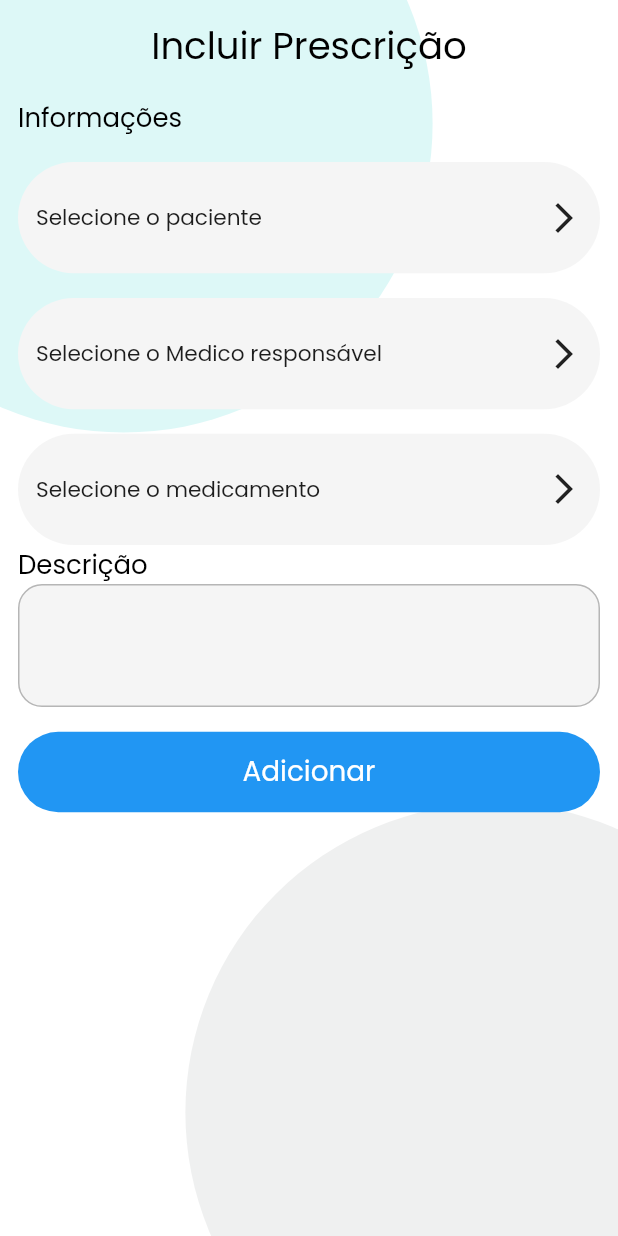
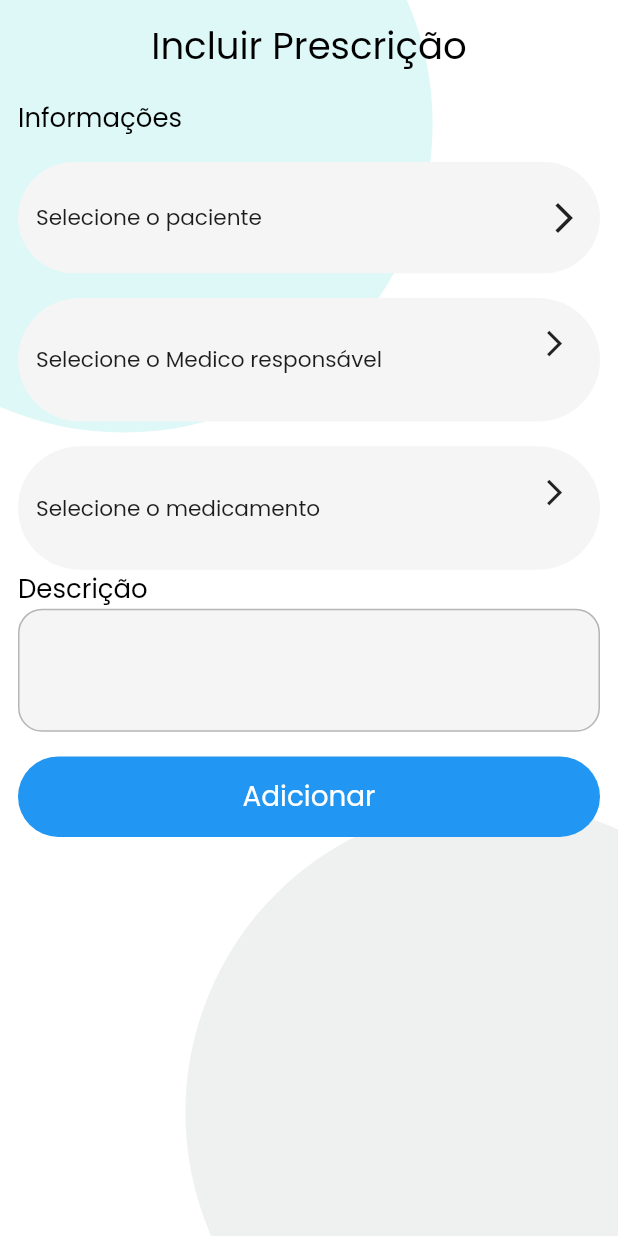
Before and after one commit to HealTimeTCC/HealTime_App, a Flutter app: the PrescricaoMedicamento screen opened by its route, on a phone screen of 412 x 824 dp. Run offline on Flutter 3.47's test engine with Material 2 defaults, Android fonts, the light colour scheme and no system bars; drawn by our look-alikes of flutter_bounceable; our stand-ins replace brasil_fields, flutter_staggered_animations, google_fonts, google_nav_bar, lottie and 1 more; missing offline and left inert: dart:ffi; accounts and stored records are empty.

Commit message:
incluindo e arrumando botao para escolher medico e medicamento, esta pendente a escolha de paciente

```diff
--- a/lib/shared/consts/consts_required.dart
+++ b/lib/shared/consts/consts_required.dart
@@ -19,5 +19,5 @@ class ConstsRequired {
 
   /* URL DO LOCALTUNEL OU NGROK */
   static const String urlBaseApi =
-      'https://f3f2-2804-14c-ba-91ba-19cb-4990-de13-bd93.ngrok-free.app/';
+      'https://abd5-2804-14c-ba-91ba-59de-674c-2cfb-b5a6.ngrok-free.app/';
 }
--- a/lib/src/screens/screens_navigation/screens_medical_prescription/widgets/doctor_option.dart
+++ b/lib/src/screens/screens_navigation/screens_medical_prescription/widgets/doctor_option.dart
@@ -32,27 +32,31 @@ class _DoctorOptionState extends State<DoctorOption> {
     if (widget.doctorSelect) {
       Medico? medico = providerPrescriptionMedical.getMedicoSelect;
       return Container(
+        height: size.height * .1,
         width: size.width * .95,
         decoration: BoxDecoration(
           borderRadius: BorderRadius.all(Radius.circular(size.height * .5)),
           color: Colors.grey.shade100,
         ),
-        padding: EdgeInsets.all(12),
-        child: Row(
-          mainAxisAlignment: MainAxisAlignment.spaceAround,
+        padding: const EdgeInsets.all(12),
+        child: Stack(
           children: [
-            Column(
+            Row(
+              children: [
+                Expanded(
+                  flex: 2,
+                  child: Column(
                     crossAxisAlignment: CrossAxisAlignment.center,
                     children: [
                       Text(
                         medico?.NmMedico ?? "Erro ao obter nome",
                         style: FontGoogle.textNormalGreyGoogle(
                           size: size * .7,
-                    fontWeight: FontWeight.w500,
+                          fontWeight: FontWeight.w700,
                         ),
                       ),
                       Text(
-                  "Id: ${medico?.MedicoId ?? "Erro ao obter nome"}",
+                        "Cód: ${medico?.MedicoId ?? "Erro ao obter nome"}",
                         style: FontGoogle.textNormalGreyGoogle(
                           size: size * .7,
                           fontWeight: FontWeight.w500,
@@ -60,12 +64,22 @@ class _DoctorOptionState extends State<DoctorOption> {
                       ),
                     ],
                   ),
-            Column(
+                ),
+                Expanded(
+                  flex: 2,
+                  child: Column(
                     children: [
-                Text('CRM',
-                    style: FontGoogle.textNormalGreyGoogle(size: size * .6)),
                       Text(
-                  medico == null ? "Falha ao obter CRM" : medico.CrmMedico,
+                        'CRM',
+                        style: FontGoogle.textNormalGreyGoogle(
+                          size: size * .6,
+                          fontWeight: FontWeight.w700,
+                        ),
+                      ),
+                      Text(
+                        medico == null
+                            ? "Falha ao obter CRM"
+                            : medico.CrmMedico,
                         style: FontGoogle.textNormalGreyGoogle(
                           size: size * .7,
                           fontWeight: FontWeight.w500,
@@ -73,28 +87,46 @@ class _DoctorOptionState extends State<DoctorOption> {
                       )
                     ],
                   ),
+                ),
+              ],
+            ),
+            Positioned(
+              right: 0,
+              child: Padding(
+                padding: const EdgeInsets.all(8.0),
+                child: const Icon(Icons.arrow_forward_ios),
+              ),
+            ),
           ],
         ),
       );
     } else {
       return Container(
-        height: size.height * .09,
+        height: size.height * .1,
         width: size.width * .95,
         decoration: BoxDecoration(
           borderRadius: BorderRadius.all(Radius.circular(size.height * .5)),
           color: Colors.grey.shade100,
         ),
-        padding: EdgeInsets.all(12),
-        child: Row(
-          mainAxisAlignment: MainAxisAlignment.spaceBetween,
+        padding: const EdgeInsets.all(12),
+        child: Stack(
           children: [
-            Text(
+            Align(
+            alignment: Alignment.centerLeft,
+              child: Text(
                 "Selecione o Medico responsável",
                 style: FontGoogle.textNormaleGoogle(
                   size: size * .7,
                 ),
               ),
-            Icon(Icons.arrow_forward_ios)
+            ),
+            Positioned(
+              right: 0,
+              child: Padding(
+                padding: const EdgeInsets.all(8),
+                child: Icon(Icons.arrow_forward_ios, size: size.width *  0.05),
+              ),
+            )
           ],
         ),
       );
--- a/lib/src/screens/screens_navigation/screens_medical_prescription/widgets/medicine_option.dart
+++ b/lib/src/screens/screens_navigation/screens_medical_prescription/widgets/medicine_option.dart
@@ -32,27 +32,31 @@ class _MedicineOptionState extends State<MedicineOption> {
     if (widget.selectMedicine) {
       ModelMedicacao? medicamento = providerPrescriptionMedical.getMedicacaoSelect;
       return Container(
+        height: size.height * .1,
         width: size.width * .95,
         decoration: BoxDecoration(
           borderRadius: BorderRadius.all(Radius.circular(size.height * .5)),
           color: Colors.grey.shade100,
         ),
-        padding: EdgeInsets.all(12),
-        child: Row(
+        padding: const EdgeInsets.all(12),
+        child: Stack(
+          children: [
+            Row(
               mainAxisAlignment: MainAxisAlignment.spaceAround,
               children: [
-            Column(
+                Expanded(
+                  child: Column(
                     crossAxisAlignment: CrossAxisAlignment.center,
                     children: [
                       Text(
                         medicamento?.nomeMedicacao ?? "Erro ao obter nome",
                         style: FontGoogle.textNormalGreyGoogle(
                           size: size * .7,
-                    fontWeight: FontWeight.w500,
+                          fontWeight: FontWeight.w700,
                         ),
                       ),
                       Text(
-                  "Id: ${medicamento?.medicacaoId ?? "Erro ao obter id"}",
+                        "Cód: ${medicamento?.medicacaoId ?? "Erro ao obter id"}",
                         style: FontGoogle.textNormalGreyGoogle(
                           size: size * .7,
                           fontWeight: FontWeight.w500,
@@ -60,41 +64,60 @@ class _MedicineOptionState extends State<MedicineOption> {
                       ),
                     ],
                   ),
-            Column(
+                ),
+                Expanded(
+                  child: Column(
                     children: [
-                Text('CompostoAtivo',
-                    style: FontGoogle.textNormalGreyGoogle(size: size * .6)),
+                      Text('Composto Ativo',
+                          style: FontGoogle.textNormalGreyGoogle(size: size * .7, fontWeight: FontWeight.w700,),),
                       Text(
                         medicamento == null ? "Falha ao obter composto" : medicamento.compostoAtivoMedicacao,
                         style: FontGoogle.textNormalGreyGoogle(
                           size: size * .7,
-                    fontWeight: FontWeight.w500,
                         ),
                       )
                     ],
+                  ),
+                ),
+              ],
+            ),
+            Positioned(
+              right: 0,
+              child: Padding(
+                padding: const EdgeInsets.all(8),
+                child: Icon(Icons.arrow_forward_ios, size: size.width *  0.05),
+              ),
             ),
           ],
         ),
       );
     } else {
       return Container(
-        height: size.height * .09,
+        height: size.height * .1,
         width: size.width * .95,
         decoration: BoxDecoration(
           borderRadius: BorderRadius.all(Radius.circular(size.height * .5)),
           color: Colors.grey.shade100,
         ),
-        padding: EdgeInsets.all(12),
-        child: Row(
-          mainAxisAlignment: MainAxisAlignment.spaceBetween,
+        padding: const EdgeInsets.all(12),
+        child: Stack(
           children: [
-            Text(
+            Align(
+              alignment: Alignment.centerLeft,
+              child: Text(
                 "Selecione o medicamento",
                 style: FontGoogle.textNormaleGoogle(
                   size: size * .7,
                 ),
               ),
-            Icon(Icons.arrow_forward_ios)
+            ),
+            Positioned(
+              right: 0,
+              child: Padding(
+                padding: const EdgeInsets.all(8),
+                child: Icon(Icons.arrow_forward_ios, size: size.width *  0.05),
+              ),
+            ),
           ],
         ),
       );
```
Lines whose indentation alone changed are shown as unchanged.
